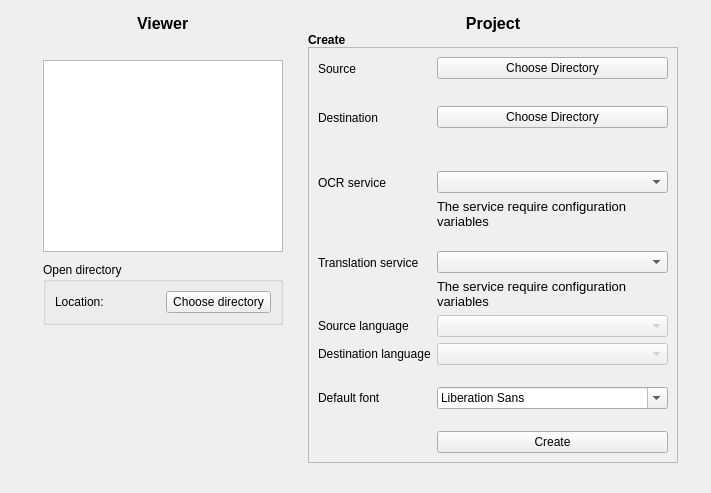
SimonRacaud/TranscanEditor, file gui/Transcan/ui/home_page.ui: the form before one commit.
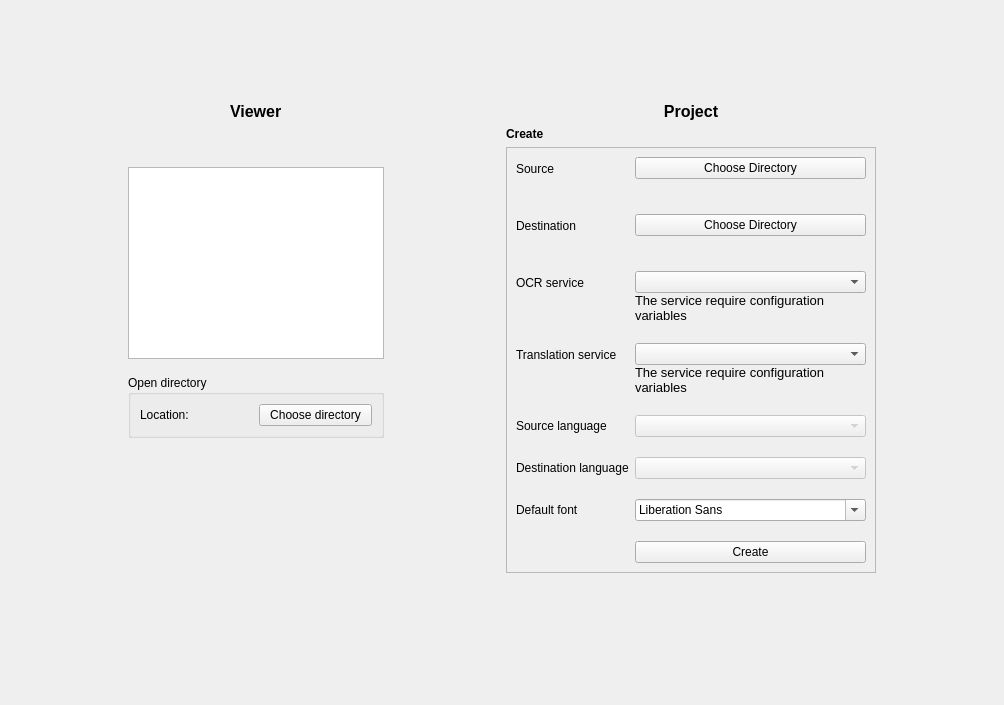
The form after the commit.

Commit message: style(gui): Create style template for home page and viewer

The edit to the form file:
```diff
--- a/gui/Transcan/ui/home_page.ui
+++ b/gui/Transcan/ui/home_page.ui
@@ -6,27 +6,30 @@
    <rect>
     <x>0</x>
     <y>0</y>
-    <width>711</width>
-    <height>493</height>
+    <width>1004</width>
+    <height>705</height>
    </rect>
   </property>
   <property name="windowTitle">
    <string>Form</string>
   </property>
-  <layout class="QHBoxLayout" name="horizontalLayout_2">
-   <property name="spacing">
-    <number>0</number>
-   </property>
+  <layout class="QVBoxLayout" name="verticalLayout_7">
+   <item>
+    <spacer name="verticalSpacer_11">
+     <property name="orientation">
+      <enum>Qt::Vertical</enum>
+     </property>
+     <property name="sizeHint" stdset="0">
+      <size>
+       <width>20</width>
+       <height>40</height>
+      </size>
+     </property>
+    </spacer>
+   </item>
+   <item>
+    <layout class="QHBoxLayout" name="RootH">
    <property name="leftMargin">
-    <number>9</number>
-   </property>
-   <property name="topMargin">
-    <number>4</number>
-   </property>
-   <property name="rightMargin">
-    <number>9</number>
-   </property>
-   <property name="bottomMargin">
     <number>0</number>
    </property>
    <item>
@@ -43,9 +46,9 @@
     </spacer>
    </item>
    <item>
-    <layout class="QVBoxLayout" name="ViewerlLayout">
+      <layout class="QVBoxLayout" name="ViewerLayout">
      <property name="leftMargin">
-      <number>10</number>
+        <number>0</number>
      </property>
      <item>
       <spacer name="verticalSpacer_7">
@@ -90,7 +93,7 @@
        <property name="sizeHint" stdset="0">
         <size>
          <width>20</width>
-         <height>27</height>
+           <height>40</height>
         </size>
        </property>
       </spacer>
@@ -250,6 +253,15 @@
        <layout class="QVBoxLayout" name="verticalLayout_3">
         <item>
          <layout class="QFormLayout" name="NewProjectForm">
+            <property name="formAlignment">
+             <set>Qt::AlignLeading|Qt::AlignLeft|Qt::AlignVCenter</set>
+            </property>
+            <property name="horizontalSpacing">
+             <number>6</number>
+            </property>
+            <property name="verticalSpacing">
+             <number>20</number>
+            </property>
           <property name="topMargin">
            <number>0</number>
           </property>
@@ -366,20 +378,27 @@
             </item>
            </layout>
           </item>
-          <item row="4" column="0">
+            <item row="3" column="0">
            <widget class="QLabel" name="ocrServiceLabel">
             <property name="text">
              <string>OCR service</string>
             </property>
            </widget>
           </item>
-          <item row="4" column="1">
+            <item row="3" column="1">
            <layout class="QVBoxLayout" name="verticalLayout_5">
             <property name="topMargin">
              <number>0</number>
             </property>
             <item>
-             <widget class="QComboBox" name="ocrComboBox"/>
+               <widget class="QComboBox" name="ocrComboBox">
+                <property name="iconSize">
+                 <size>
+                  <width>16</width>
+                  <height>15</height>
+                 </size>
+                </property>
+               </widget>
             </item>
             <item>
              <widget class="QLabel" name="ocrWarningLabel">
@@ -404,30 +423,14 @@
             </item>
            </layout>
           </item>
-          <item row="5" column="1">
-           <spacer name="verticalSpacer_4">
-            <property name="orientation">
-             <enum>Qt::Vertical</enum>
-            </property>
-            <property name="sizeType">
-             <enum>QSizePolicy::Fixed</enum>
-            </property>
-            <property name="sizeHint" stdset="0">
-             <size>
-              <width>20</width>
-              <height>10</height>
-             </size>
-            </property>
-           </spacer>
-          </item>
-          <item row="6" column="0">
+            <item row="4" column="0">
            <widget class="QLabel" name="translationLabel">
             <property name="text">
              <string>Translation service</string>
             </property>
            </widget>
           </item>
-          <item row="6" column="1">
+            <item row="4" column="1">
            <layout class="QVBoxLayout" name="verticalLayout_6">
             <property name="topMargin">
              <number>0</number>
@@ -452,99 +455,51 @@
             </item>
            </layout>
           </item>
-          <item row="9" column="1">
-           <spacer name="verticalSpacer_6">
-            <property name="orientation">
-             <enum>Qt::Vertical</enum>
-            </property>
-            <property name="sizeType">
-             <enum>QSizePolicy::Fixed</enum>
-            </property>
-            <property name="sizeHint" stdset="0">
-             <size>
-              <width>20</width>
-              <height>10</height>
-             </size>
-            </property>
-           </spacer>
-          </item>
-          <item row="3" column="1">
-           <spacer name="verticalSpacer_3">
-            <property name="orientation">
-             <enum>Qt::Vertical</enum>
-            </property>
-            <property name="sizeType">
-             <enum>QSizePolicy::Fixed</enum>
-            </property>
-            <property name="sizeHint" stdset="0">
-             <size>
-              <width>20</width>
-              <height>10</height>
-             </size>
-            </property>
-           </spacer>
-          </item>
-          <item row="11" column="1">
-           <widget class="QFontComboBox" name="fontComboBox"/>
-          </item>
-          <item row="11" column="0">
-           <widget class="QLabel" name="fontLabel">
-            <property name="text">
-             <string>Default font</string>
-            </property>
-           </widget>
-          </item>
-          <item row="15" column="1">
-           <spacer name="verticalSpacer_5">
-            <property name="orientation">
-             <enum>Qt::Vertical</enum>
-            </property>
-            <property name="sizeType">
-             <enum>QSizePolicy::Fixed</enum>
-            </property>
-            <property name="sizeHint" stdset="0">
-             <size>
-              <width>20</width>
-              <height>10</height>
-             </size>
-            </property>
-           </spacer>
-          </item>
-          <item row="16" column="1">
-           <widget class="QPushButton" name="submitButton">
-            <property name="text">
-             <string>Create</string>
-            </property>
-           </widget>
-          </item>
-          <item row="7" column="1">
-           <widget class="QComboBox" name="transSrcComboBox">
-            <property name="enabled">
-             <bool>false</bool>
-            </property>
-           </widget>
-          </item>
-          <item row="7" column="0">
+            <item row="5" column="0">
            <widget class="QLabel" name="transSrclabel">
             <property name="text">
              <string>Source language</string>
             </property>
            </widget>
           </item>
-          <item row="8" column="1">
-           <widget class="QComboBox" name="transDestComboBox">
+            <item row="5" column="1">
+             <widget class="QComboBox" name="transSrcComboBox">
             <property name="enabled">
              <bool>false</bool>
             </property>
            </widget>
           </item>
-          <item row="8" column="0">
+            <item row="6" column="0">
            <widget class="QLabel" name="label">
             <property name="text">
              <string>Destination language</string>
             </property>
            </widget>
           </item>
+            <item row="6" column="1">
+             <widget class="QComboBox" name="transDestComboBox">
+              <property name="enabled">
+               <bool>false</bool>
+              </property>
+             </widget>
+            </item>
+            <item row="8" column="0">
+             <widget class="QLabel" name="fontLabel">
+              <property name="text">
+               <string>Default font</string>
+              </property>
+             </widget>
+            </item>
+            <item row="8" column="1">
+             <widget class="QFontComboBox" name="fontComboBox"/>
+            </item>
+            <item row="9" column="1">
+             <widget class="QPushButton" name="submitButton">
+              <property name="text">
+               <string>Create</string>
+              </property>
+             </widget>
+            </item>
          </layout>
         </item>
        </layout>
@@ -577,6 +532,21 @@
       <size>
        <width>40</width>
        <height>20</height>
+        </size>
+       </property>
+      </spacer>
+     </item>
+    </layout>
+   </item>
+   <item>
+    <spacer name="verticalSpacer_12">
+     <property name="orientation">
+      <enum>Qt::Vertical</enum>
+     </property>
+     <property name="sizeHint" stdset="0">
+      <size>
+       <width>20</width>
+       <height>40</height>
       </size>
      </property>
     </spacer>
```
Left out of the diff: 9 changed lines with no effect on the pictures. Lines whose indentation alone changed are shown as unchanged. The commit also changes 9 other files.
